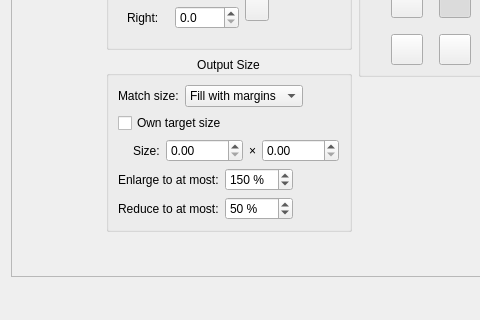
Above: src/app/DefaultParamsDialog.ui from 2ndmax/scantailor-ocr before the change; both pictures show x 0 to 480 and y 235 to 555 of the 657 by 555 pixel window. Below: the same form after it.
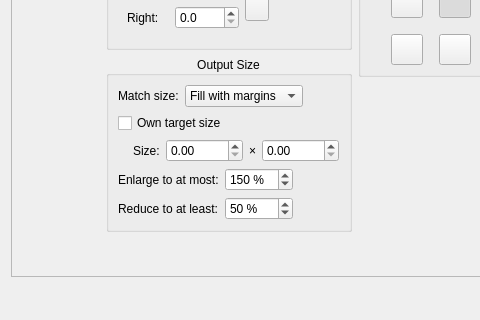
That is the form after the change. The open tabs and pages were chosen to show the change. Icons and pictures are not drawn. Custom widgets are drawn as their Qt base class.

Commit message:
fix: align scaling reduction limit label and German tooltip with minimum semantics
minReduceSpinBox enforces a lower bound on scaling reduction, so its label and German tooltip must read 'at least' / 'auf mindestens' / 'auf nicht weniger als' rather than 'at most' / 'höchstens'.

What changed in the file:
```diff
--- a/src/app/DefaultParamsDialog.ui
+++ b/src/app/DefaultParamsDialog.ui
@@ -1894,7 +1894,7 @@
                     <string>Pages larger than the output size are reduced to no less than this percentage; a page that would need more stays larger.</string>
                    </property>
                    <property name="text">
-                    <string>Reduce to at most:</string>
+                    <string>Reduce to at least:</string>
                    </property>
                   </widget>
                  </item>
```
The commit also changes 3 other files.
